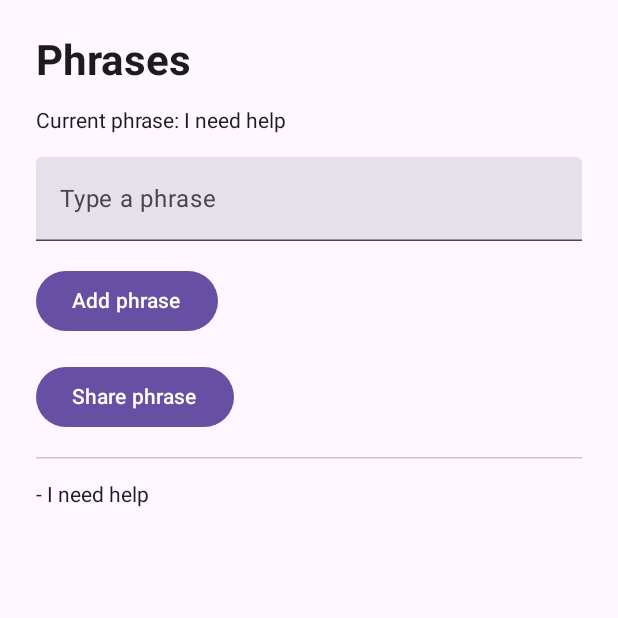
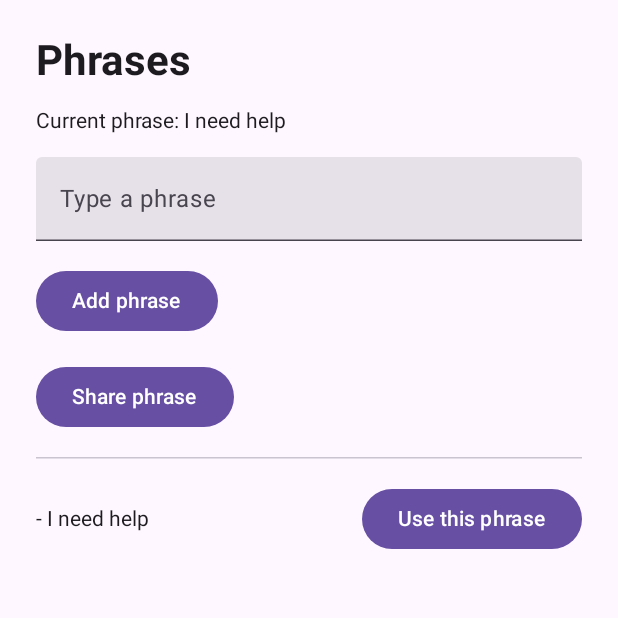
Before and after one commit to ChrisAdiele/ShakeSpeak, an Android app built with Jetpack Compose: the screen it shows after launch (PhrasesActivity), after a tap on "Phrases", on a phone screen of 412 x 824 dp, the top half of it. Run offline under Robolectric (Android 15) with nearby library versions, the phone set to English and light mode, and no system bars.

Commit message:
Save sensitivity and active phrase with SharedPreferences

```diff
--- a/app/src/main/java/com/griffith/shakespeak/MainActivity.kt
+++ b/app/src/main/java/com/griffith/shakespeak/MainActivity.kt
@@ -41,6 +41,7 @@ import androidx.compose.ui.unit.sp
 // named the label on the envelope Phrases
 //home screen and other screens use the same name so phrases doesnt get lost
 const val EXTRA_PHRASE = "phrase"
+const val PREFS_NAME = "shakespeak_prefs"
 
 //the class runs the home and says what to draw(this case the home screen )
 class MainActivity : ComponentActivity(), SensorEventListener {
@@ -56,12 +57,12 @@ class MainActivity : ComponentActivity(), SensorEventListener {
     private val shakeOn = mutableStateOf(true)
     private val shakeDetected = mutableStateOf(false)
     private var lastShakeTime = 0L
-    private val shakeThreshold = 20f
+    private var shakeThreshold = 20f
     private val cooldownMs = 2000L
     // text to speech (Step 3)
     private var tts: TextToSpeech? = null
     private var ttsReady = false
-    private val activePhrase = "I need help" // word to be spoken
+    private val activePhrase = mutableStateOf("I need help") // word to be spoken
 
     override fun onCreate(savedInstanceState: Bundle?) {
         super.onCreate(savedInstanceState)
@@ -88,13 +89,21 @@ class MainActivity : ComponentActivity(), SensorEventListener {
             HomeScreen(
                 x.value, y.value, z.value, sensorAvailable.value,
                 shakeOn.value, { shakeOn.value = it }, shakeDetected.value,
-                activePhrase, { speakPhrase() }
+                activePhrase.value, { speakPhrase() }
             )
         }
     }
 
     override fun onResume() {
         super.onResume()
+
+        // read the saved settings (defaults if nothing is saved yet)
+        val prefs = getSharedPreferences(PREFS_NAME, MODE_PRIVATE)
+        val sensitivity = prefs.getFloat("sensitivity", 5f)
+        // higher sensitivity = lower threshold (5 -> 20, 10 -> 12, 1 -> 26.4)
+        shakeThreshold = 28f - 1.6f * sensitivity
+        activePhrase.value = prefs.getString("active_phrase", "I need help") ?: "I need help"
+
         accelerometer?.let {
             sensorManager.registerListener(this, it, SensorManager.SENSOR_DELAY_UI)
         }
@@ -109,7 +118,7 @@ class MainActivity : ComponentActivity(), SensorEventListener {
     // speaks the active phrase; QUEUE_FLUSH means a new phrase replaces any old one
     private fun speakPhrase() {
         if (ttsReady) {
-            tts?.speak(activePhrase, TextToSpeech.QUEUE_FLUSH, null, "shakespeak")
+            tts?.speak(activePhrase.value, TextToSpeech.QUEUE_FLUSH, null, "shakespeak")
         }
     }
 
--- a/app/src/main/java/com/griffith/shakespeak/PhrasesActivity.kt
+++ b/app/src/main/java/com/griffith/shakespeak/PhrasesActivity.kt
@@ -1,5 +1,7 @@
 package com.griffith.shakespeak
 
+import androidx.compose.foundation.layout.Row
+import androidx.compose.ui.Alignment
 import android.content.ActivityNotFoundException
 import android.content.Intent
 import android.os.Bundle
@@ -35,13 +37,17 @@ class PhrasesActivity : ComponentActivity() {
         //deals with null sends back 'no phrases'
         val phrase = intent.getStringExtra(EXTRA_PHRASE) ?: "No phrase"
         setContent {
-            PhrasesScreen(phrase)
+            PhrasesScreen(phrase) { chosen ->
+                // save the chosen phrase so Home can read it
+                getSharedPreferences(PREFS_NAME, MODE_PRIVATE)
+                    .edit().putString("active_phrase", chosen).apply()
+            }
         }
     }
 }
 
 @Composable
-fun PhrasesScreen(phrase: String) {
+fun PhrasesScreen(phrase: String, onUsePhrase: (String) -> Unit) {
     val typedText = remember { mutableStateOf("") } //for remebering what the user is typing
 
     val phrases = remember { mutableStateListOf("I need help") } //the list of phrases
@@ -69,8 +75,15 @@ fun PhrasesScreen(phrase: String) {
 
             //Add button
             Button(onClick = {
-                if (typedText.value.isNotBlank()) { //only adds if something is typed
-                    phrases.add(typedText.value.trim())//adds and removes any extra space at the end
+                val text = typedText.value.trim() //removes extra spaces at the start and end
+                if (text.isEmpty()) {
+                    // validation: reject empty input
+                    Toast.makeText(context, "Type a phrase first", Toast.LENGTH_SHORT).show()
+                } else if (text.length > 100) {
+                    // validation: reject very long input
+                    Toast.makeText(context, "Phrase is too long (max 100)", Toast.LENGTH_SHORT).show()
+                } else {
+                    phrases.add(text)
                     typedText.value = "" //clears the box after adding
                 }
             }) {
@@ -97,8 +110,20 @@ fun PhrasesScreen(phrase: String) {
             //divider between sections
             HorizontalDivider()
 
-            for (item in phrases) { //a line of text for every phrase
-                Text("- $item")
+            for (item in phrases) { //a line for every phrase, with a button to use it
+                Row(
+                    modifier = Modifier.fillMaxWidth(),
+                    horizontalArrangement = Arrangement.SpaceBetween,
+                    verticalAlignment = Alignment.CenterVertically
+                ) {
+                    Text("- $item")
+                    Button(onClick = {
+                        onUsePhrase(item)
+                        Toast.makeText(context, "Active phrase set", Toast.LENGTH_SHORT).show()
+                    }) {
+                        Text("Use this phrase")
+                    }
+                }
             }
         }
     }
@@ -107,5 +132,5 @@ fun PhrasesScreen(phrase: String) {
 @Preview(showBackground = true)
 @Composable
 fun PhrasesScreenPreview() {
-    PhrasesScreen("I need help")
+    PhrasesScreen("I need help") {}
 }
```
Also changed, not shown: app/src/main/java/com/griffith/shakespeak/SettingsActivity.kt (+10 -4 lines).
